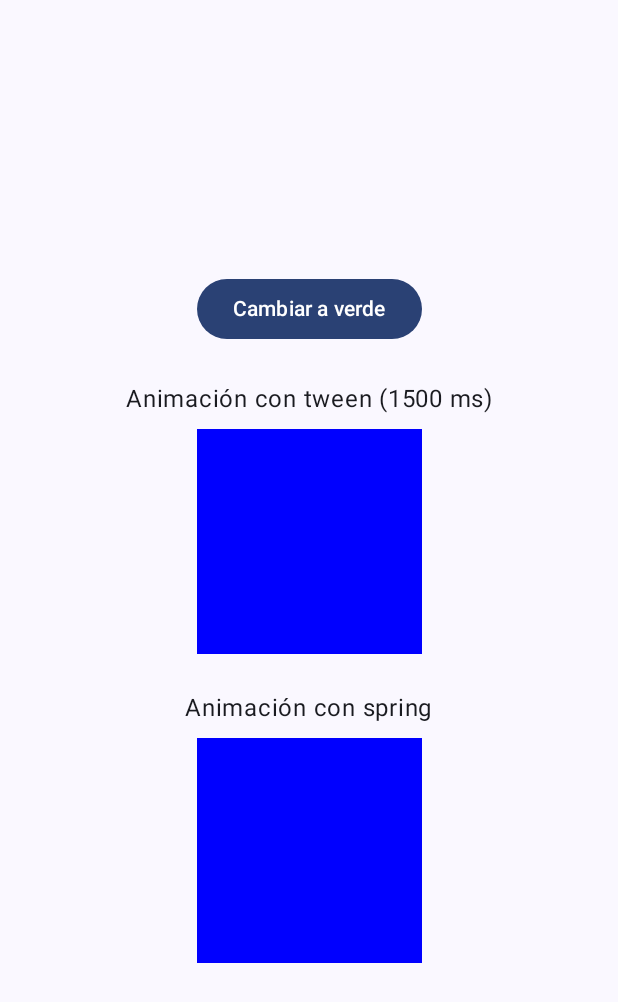
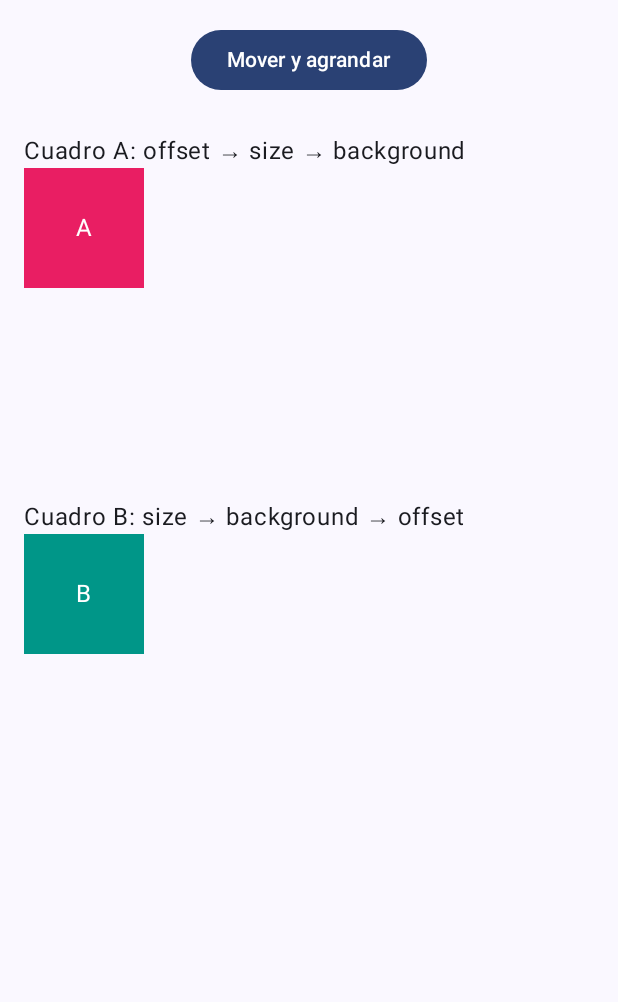
Before and after one commit to cristiantunco6-cyber/Lab13Animaciones, an Android app built with Jetpack Compose: the screen it shows after launch (MainActivity), on a phone screen of 412 x 824 dp. Shown: the top 1002 px of the screen. Run offline under Robolectric (Android 15) with nearby library versions, the phone set to English and light mode, and no system bars.

Commit message:
Ejercicio 3 animacion de tamaño y posicion con animateDpAsState

```diff
--- /dev/null
+++ b/app/src/main/java/com/example/lab13animaciones/Ejercicio3.kt
@@ -0,0 +1,89 @@
+package com.example.lab13animaciones
+
+import androidx.compose.animation.core.animateDpAsState
+import androidx.compose.animation.core.tween
+import androidx.compose.foundation.background
+import androidx.compose.foundation.layout.*
+import androidx.compose.material3.Button
+import androidx.compose.material3.Text
+import androidx.compose.runtime.*
+import androidx.compose.ui.Alignment
+import androidx.compose.ui.Modifier
+import androidx.compose.ui.graphics.Color
+import androidx.compose.ui.unit.dp
+
+@Composable
+fun Ejercicio3() {
+    // Estado que indica si el cuadro está movido y agrandado
+    var expandido by remember { mutableStateOf(false) }
+
+    // Tamaño animado
+    val tamano by animateDpAsState(
+        targetValue = if (expandido) 150.dp else 80.dp,
+        animationSpec = tween(durationMillis = 800),
+        label = "tamano"
+    )
+
+    // Posición animada en X y en Y
+    val desplazamientoX by animateDpAsState(
+        targetValue = if (expandido) 150.dp else 0.dp,
+        animationSpec = tween(durationMillis = 800),
+        label = "desplazamientoX"
+    )
+    val desplazamientoY by animateDpAsState(
+        targetValue = if (expandido) 40.dp else 0.dp,
+        animationSpec = tween(durationMillis = 800),
+        label = "desplazamientoY"
+    )
+
+    Column(
+        modifier = Modifier
+            .fillMaxSize()
+            .padding(16.dp)
+    ) {
+        Button(
+            onClick = { expandido = !expandido },
+            modifier = Modifier.align(Alignment.CenterHorizontally)
+        ) {
+            Text(if (expandido) "Regresar" else "Mover y agrandar")
+        }
+
+        Spacer(modifier = Modifier.height(24.dp))
+
+        // Cuadro A: offset ANTES de size y background
+        Text("Cuadro A: offset → size → background")
+        Box(
+            modifier = Modifier
+                .fillMaxWidth()
+                .height(220.dp)
+        ) {
+            Box(
+                modifier = Modifier
+                    .offset(x = desplazamientoX, y = desplazamientoY)
+                    .size(tamano)
+                    .background(Color(0xFFE91E63)),
+                contentAlignment = Alignment.Center
+            ) {
+                Text("A", color = Color.White)
+            }
+        }
+
+        // Cuadro B: offset DESPUÉS de size y background
+        Text("Cuadro B: size → background → offset")
+        Box(
+            modifier = Modifier
+                .fillMaxWidth()
+                .height(220.dp)
+        ) {
+            Box(
+                modifier = Modifier
+                    .size(tamano)
+                    .background(Color(0xFF009688))
+                    .offset(x = desplazamientoX, y = desplazamientoY),
+                contentAlignment = Alignment.Center
+            ) {
+                Text("B", color = Color.White)
+            }
+        }
+    }
+}
--- a/app/src/main/java/com/example/lab13animaciones/MainActivity.kt
+++ b/app/src/main/java/com/example/lab13animaciones/MainActivity.kt
@@ -21,7 +21,7 @@ class MainActivity : ComponentActivity() {
             Lab13AnimacionesTheme {
                 Scaffold(modifier = Modifier.fillMaxSize()) { innerPadding ->
                     Box(modifier = Modifier.padding(innerPadding)) {
-                        Ejercicio2()
+                        Ejercicio3()
                     }
                 }
             }
@@ -33,6 +33,6 @@ class MainActivity : ComponentActivity() {
 @Composable
 fun GreetingPreview() {
     Lab13AnimacionesTheme {
-        Ejercicio2()
+        Ejercicio3()
     }
 }
```
